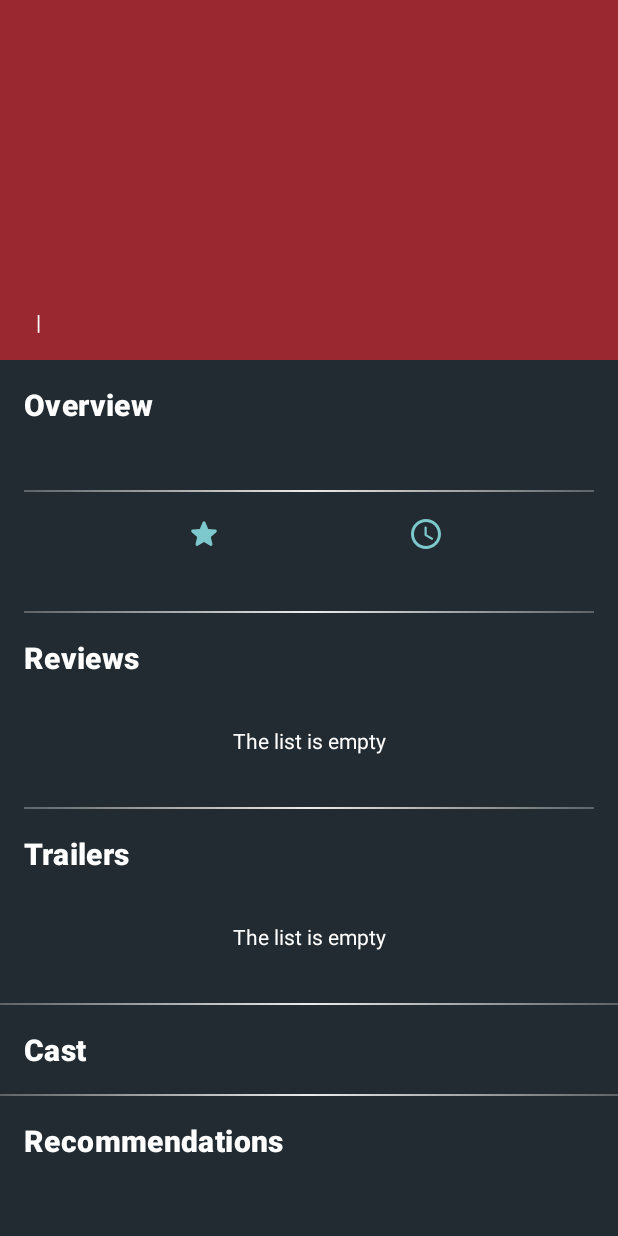
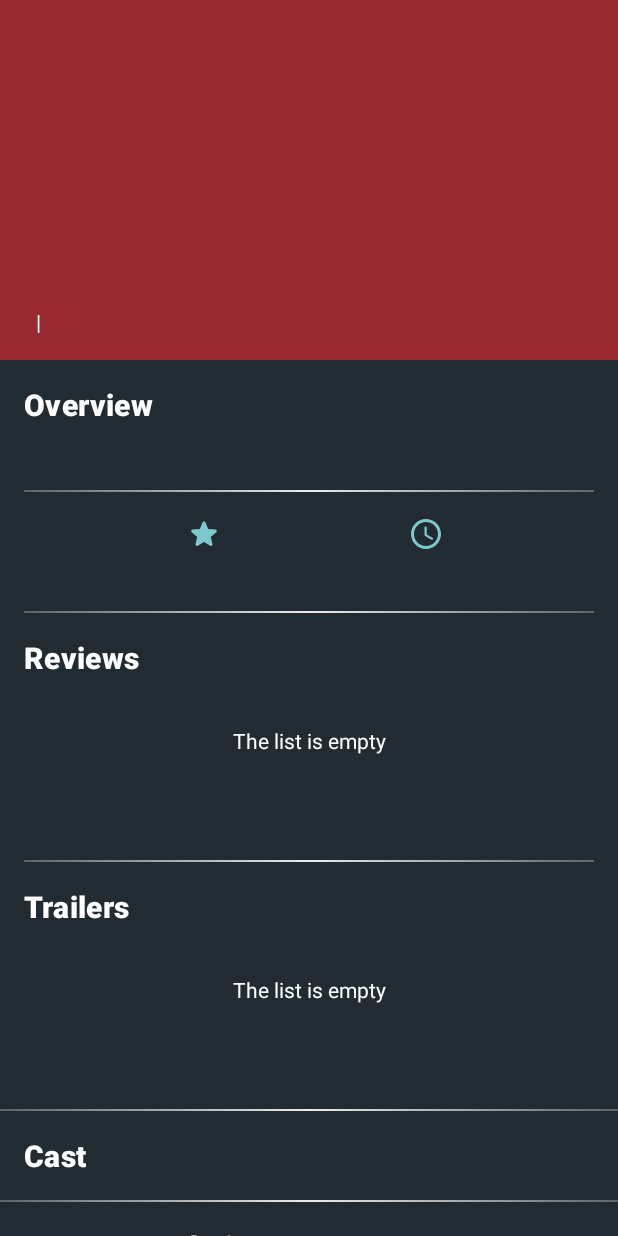
Before and after one commit to luanalbineli/themovielist, an Android app: the MovieDetailActivity screen opened directly, with no data from a screen before it, on a phone screen of 412 x 824 dp. Run offline under Robolectric (Android 15) with nearby library versions, the phone set to English and light mode, and no system bars; our stand-ins replace Dagger/Hilt's generated code, Timber, data binding; libraries missing offline, so code that uses them is left out: com.jakewharton.retrofit2, kotlinx.coroutines.experimental; pictures from the network do not load; 6 statements that could not run were skipped.

Commit message:
- Fixed a few bugs on the movie detail

```diff
--- a/app/src/main/java/com/themovielist/ui/home/HomeFragment.kt
+++ b/app/src/main/java/com/themovielist/ui/home/HomeFragment.kt
@@ -34,6 +34,9 @@ class HomeFragment: DaggerFragment() {
         val binding = FragmentHomeBinding.inflate(inflater, container, false).apply {
             setLifecycleOwner(this@HomeFragment)
             viewModel = homeViewModel
+            requestStatusView.setTryAgainClickListener {
+                homeViewModel.tryLoadAgain()
+            }
         }
 
         val mostRatedFragmentList = childFragmentManager.findFragmentById(R.id.homeRatedPartialListFragment) as HomePartialListFragment
--- a/app/src/main/java/com/themovielist/widget/MovieDetailSectionView.kt
+++ b/app/src/main/java/com/themovielist/widget/MovieDetailSectionView.kt
@@ -3,10 +3,8 @@ package com.themovielist.widget
 import android.content.Context
 import android.util.AttributeSet
 import android.view.LayoutInflater
-import android.view.View
 import android.view.ViewGroup
 import android.widget.FrameLayout
-import androidx.databinding.ViewDataBinding
 import com.themovielist.R
 import com.themovielist.util.extensions.setDisplay
 import kotlinx.android.synthetic.main.movie_detail_section.view.*
@@ -44,8 +42,8 @@ class MovieDetailSectionView<TModel> constructor(context: Context, attributeSet:
             attributes.recycle()
         }
 
-        tvMovieDetailSectionTitle.text = mTitleText
-        tvMovieDetailEmptyMessage.text = mEmptyMessage
+        section_title.text = mTitleText
+        section_empty_message.text = mEmptyMessage
     }
 
     fun bind(sectionList: List<TModel>) {
@@ -57,14 +55,13 @@ class MovieDetailSectionView<TModel> constructor(context: Context, attributeSet:
     }
 
     private fun bindSectionContent(sectionList: List<TModel>) {
-        tvMovieDetailEmptyMessage.setDisplay(false)
+        section_empty_message.setDisplay(false)
         if (sectionList.size > 1) {
-            tvMovieDetailSectionButton.text = String.format(mButtonTitle, sectionList.size)
-            tvMovieDetailSectionButton.setOnClickListener { onClickSectionButton?.invoke() }
+            section_see_all.text = String.format(mButtonTitle, sectionList.size)
+            section_see_all.setOnClickListener { onClickSectionButton?.invoke() }
         } else {
-            tvMovieDetailSectionButton.setDisplay(false)
+            section_see_all.setDisplay(false)
         }
-        // val sectionContentView = mLayoutInflater.inflate(mContentLayoutResId, section_content_container)
         onCreateSectionContent?.invoke(section_content_container, mLayoutInflater, sectionList.first())
     }
 }
--- a/app/src/main/res/layout/fragment_home.xml
+++ b/app/src/main/res/layout/fragment_home.xml
@@ -27,7 +27,7 @@
                 android:layout_height="wrap_content">
 
                 <com.themovielist.widget.RequestStatusView
-                    android:id="@+id/requestStatusView"
+                    android:id="@+id/request_status_view"
                     android:layout_width="match_parent"
                     android:layout_height="wrap_content"
                     android:visibility="gone" />
--- a/app/src/main/res/layout/movie_detail_section.xml
+++ b/app/src/main/res/layout/movie_detail_section.xml
@@ -6,14 +6,14 @@
     android:layout_height="match_parent">
 
     <View
-        android:id="@+id/dividerMovieDetailSection"
+        android:id="@+id/section_divider"
         style="@style/HorizontalLineDivider"
         app:layout_constraintEnd_toEndOf="parent"
         app:layout_constraintStart_toStartOf="parent"
         app:layout_constraintTop_toTopOf="parent" />
 
     <TextView
-        android:id="@+id/tvMovieDetailSectionTitle"
+        android:id="@+id/section_title"
         style="@style/MovieDetailSectionTitle"
         android:layout_width="0dp"
         android:layout_height="wrap_content"
@@ -21,7 +21,7 @@
         android:text="@string/reviews"
         app:layout_constraintEnd_toEndOf="parent"
         app:layout_constraintStart_toStartOf="parent"
-        app:layout_constraintTop_toBottomOf="@id/dividerMovieDetailSection" />
+        app:layout_constraintTop_toBottomOf="@id/section_divider" />
 
     <FrameLayout
         android:id="@+id/section_content_container"
@@ -30,19 +30,19 @@
         android:layout_marginTop="16dp"
         app:layout_constraintEnd_toEndOf="parent"
         app:layout_constraintStart_toStartOf="parent"
-        app:layout_constraintTop_toBottomOf="@id/tvMovieDetailSectionTitle" />
+        app:layout_constraintTop_toBottomOf="@id/section_title" />
 
     <TextView
-        android:id="@+id/tvMovieDetailEmptyMessage"
+        android:id="@+id/section_empty_message"
         android:layout_width="match_parent"
         android:layout_height="wrap_content"
         android:layout_marginTop="32dp"
         android:layout_marginBottom="32dp"
         android:gravity="center"
-        app:layout_constraintTop_toBottomOf="@id/tvMovieDetailSectionTitle" />
+        app:layout_constraintTop_toBottomOf="@id/section_title" />
 
     <TextView
-        android:id="@+id/tvMovieDetailSectionButton"
+        android:id="@+id/section_see_all"
         android:layout_width="0dp"
         android:layout_height="wrap_content"
         style="@style/TextAppearance.MaterialComponents.Subtitle1"
@@ -53,6 +53,6 @@
         app:layout_constraintEnd_toEndOf="parent"
         android:gravity="end"
         app:layout_constraintStart_toStartOf="parent"
-        app:layout_constraintTop_toBottomOf="@id/section_content_container"
+        app:layout_constraintTop_toBottomOf="@id/section_empty_message"
         tools:text="See all reviews (12)" />
 </androidx.constraintlayout.widget.ConstraintLayout>
```
Also changed, not shown: app/src/main/java/com/themovielist/ui/home/HomeViewModel.kt (+13 -2 lines).
